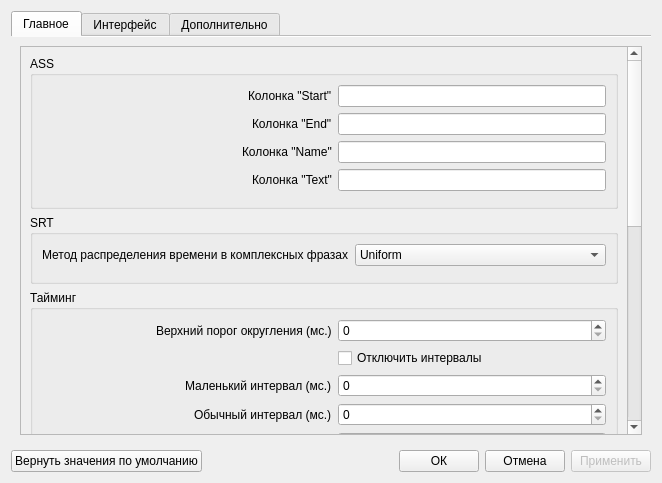
First picture: the form in sources/settings.ui, repository denzor200/BiffGui, before the edit.
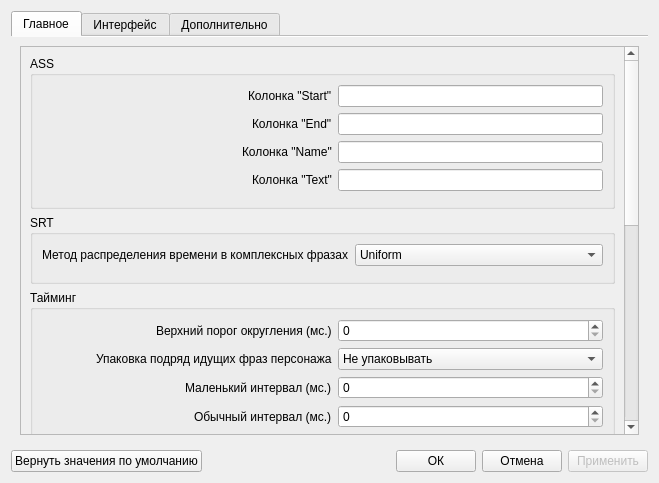
Second picture: the form after the edit. Custom widgets are drawn as their Qt base class.

Commit message: [Settings]: PackingMethod field instead of DisableIntervals

```diff
--- a/sources/settings.ui
+++ b/sources/settings.ui
@@ -6,7 +6,7 @@
    <rect>
     <x>0</x>
     <y>0</y>
-    <width>662</width>
+    <width>659</width>
     <height>483</height>
    </rect>
   </property>
@@ -60,9 +60,9 @@
           <property name="geometry">
            <rect>
             <x>0</x>
-            <y>0</y>
-            <width>607</width>
-            <height>765</height>
+            <y>-34</y>
+            <width>604</width>
+            <height>771</height>
            </rect>
           </property>
           <layout class="QVBoxLayout" name="verticalLayout_2">
@@ -264,35 +264,6 @@
                 </property>
                </widget>
               </item>
-              <item row="1" column="0">
-               <spacer name="horizontalSpacer_DisableIntervals">
-                <property name="orientation">
-                 <enum>Qt::Horizontal</enum>
-                </property>
-                <property name="sizeType">
-                 <enum>QSizePolicy::Fixed</enum>
-                </property>
-                <property name="sizeHint" stdset="0">
-                 <size>
-                  <width>290</width>
-                  <height>20</height>
-                 </size>
-                </property>
-               </spacer>
-              </item>
-              <item row="1" column="1">
-               <widget class="QCheckBox" name="checkBox_DisableIntervals">
-                <property name="sizePolicy">
-                 <sizepolicy hsizetype="Minimum" vsizetype="Fixed">
-                  <horstretch>0</horstretch>
-                  <verstretch>0</verstretch>
-                 </sizepolicy>
-                </property>
-                <property name="text">
-                 <string>Отключить интервалы</string>
-                </property>
-               </widget>
-              </item>
               <item row="2" column="0">
                <widget class="QLabel" name="label_SmallInterval">
                 <property name="text">
@@ -378,6 +349,48 @@
                 </property>
                </widget>
               </item>
+              <item row="1" column="1">
+               <widget class="QComboBox" name="comboBox_PackingMethod">
+                <item>
+                 <property name="text">
+                  <string>Не упаковывать</string>
+                 </property>
+                </item>
+                <item>
+                 <property name="text">
+                  <string>Упаковывать</string>
+                 </property>
+                </item>
+                <item>
+                 <property name="text">
+                  <string>Упаковывать по интервалам</string>
+                 </property>
+                </item>
+               </widget>
+              </item>
+              <item row="1" column="0">
+               <widget class="QLabel" name="label_PackingMethod">
+                <property name="text">
+                 <string>Упаковка подряд идущих фраз персонажа</string>
+                </property>
+               </widget>
+              </item>
+              <item row="7" column="0">
+               <spacer name="horizontalSpacer_3">
+                <property name="orientation">
+                 <enum>Qt::Horizontal</enum>
+                </property>
+                <property name="sizeType">
+                 <enum>QSizePolicy::Fixed</enum>
+                </property>
+                <property name="sizeHint" stdset="0">
+                 <size>
+                  <width>290</width>
+                  <height>0</height>
+                 </size>
+                </property>
+               </spacer>
+              </item>
              </layout>
             </widget>
            </item>
```
Left out of the diff: 4 changed lines with no effect on the pictures. The commit also changes 2 other files.
